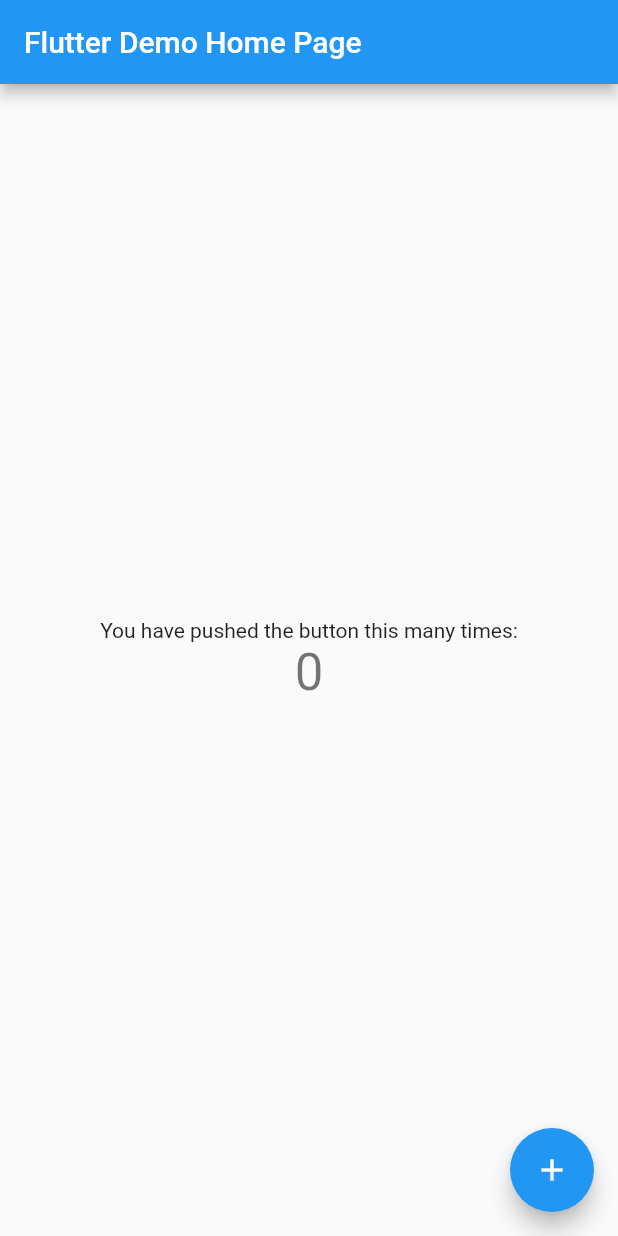
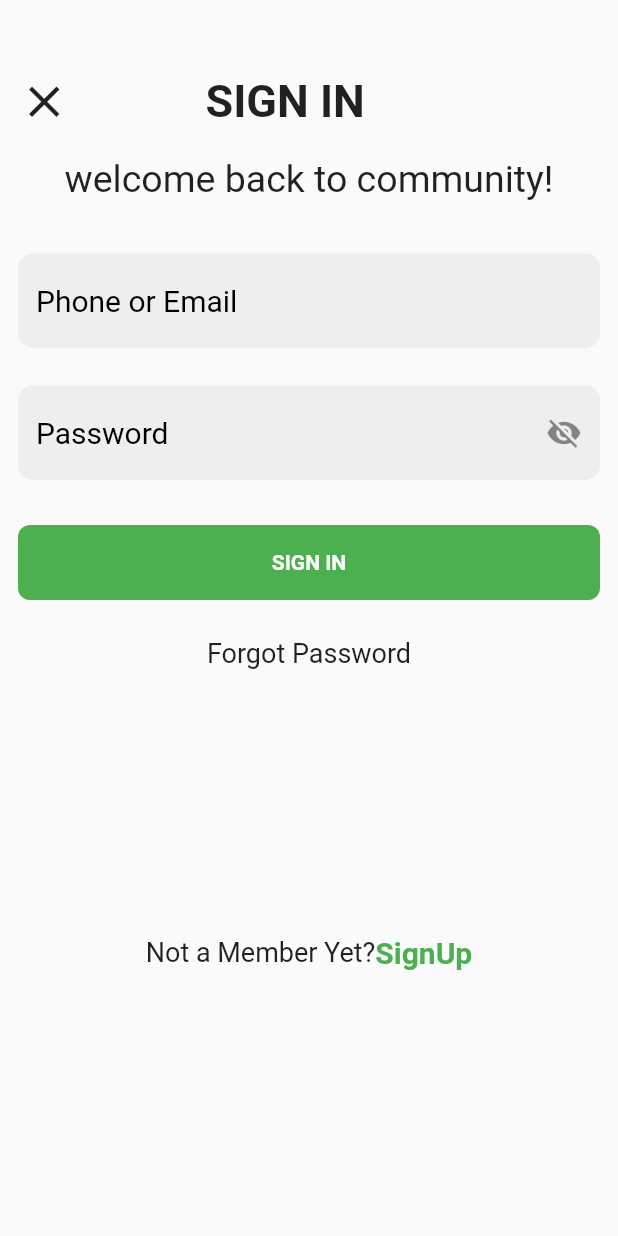
Before and after one commit to himal-rawal/Test-1, a Flutter app: the screen it shows after launch, on a phone screen of 412 x 824 dp. Run offline on Flutter 3.47's test engine with Material 2 defaults, Android fonts, the phone set to English and light mode, and no system bars.

Commit message:
designed Login Page

```diff
--- /dev/null
+++ b/lib/Screens/LoginScreen.dart
@@ -0,0 +1,133 @@
+import 'package:flutter/material.dart';
+
+class Login extends StatefulWidget {
+  @override
+  _LoginState createState() => _LoginState();
+}
+
+class _LoginState extends State<Login> {
+  bool _isHidden = true;
+  void _toggleVisibility() {
+    setState(() {
+      _isHidden = !_isHidden;
+    });
+  }
+
+  @override
+  Widget build(BuildContext context) {
+    return Scaffold(
+      resizeToAvoidBottomPadding: false,
+      body: Container(
+        child: Padding(
+          padding: const EdgeInsets.only(top: 50, left: 12, right: 12),
+          child: Column(
+            children: <Widget>[
+              Row(
+                children: <Widget>[
+                  Icon(
+                    Icons.clear,
+                    size: 35,
+                  ),
+                  SizedBox(width: 90),
+                  Text(
+                    "SIGN IN",
+                    style: TextStyle(fontSize: 30, fontWeight: FontWeight.bold),
+                  )
+                ],
+              ),
+              SizedBox(
+                height: 20.0,
+              ),
+              Text(
+                "welcome back to community!",
+                style: TextStyle(fontSize: 25),
+              ),
+              SizedBox(height: 35),
+              buildTextField("Phone or Email"),
+              SizedBox(
+                height: 25,
+              ),
+              buildTextField("Password"),
+              SizedBox(
+                height: 30,
+              ),
+              Container(
+                height: 50,
+                width: MediaQuery.of(context).size.width / 1,
+                decoration: BoxDecoration(
+                  borderRadius: BorderRadius.circular(8.0),
+                  color: Colors.green,
+                ),
+                child: Center(
+                  child: Text(
+                    "SIGN IN",
+                    style: TextStyle(
+                      color: Colors.white,
+                      fontWeight: FontWeight.bold,
+                    ),
+                  ),
+                ),
+              ),
+              SizedBox(
+                height: 25,
+              ),
+              Text(
+                "Forgot Password",
+                style: TextStyle(fontSize: 18),
+              ),
+              //SizedBox(height: 50),
+              Flexible(
+                flex: 1,
+                child: Container(
+                  child: Center(
+                      child: Row(
+                    mainAxisAlignment: MainAxisAlignment.center,
+                    children: <Widget>[
+                      Text(
+                        "Not a Member Yet?",
+                        style: TextStyle(fontSize: 18),
+                      ),
+                      Text(
+                        "SignUp",
+                        style: TextStyle(
+                            fontWeight: FontWeight.bold,
+                            color: Colors.green,
+                            fontSize: 20),
+                      )
+                    ],
+                  )),
+                ),
+              )
+            ],
+          ),
+        ),
+      ),
+    );
+  }
+
+  Widget buildTextField(String hintText) {
+    return TextField(
+      decoration: InputDecoration(
+        fillColor: Colors.grey[200],
+        filled: true,
+        hintText: hintText,
+        hintStyle: TextStyle(
+          color: Colors.black,
+          fontSize: 20.0,
+        ),
+        border: OutlineInputBorder(
+            borderRadius: BorderRadius.circular(10.0),
+            borderSide: BorderSide.none),
+        suffixIcon: hintText == "Password"
+            ? IconButton(
+                onPressed: _toggleVisibility,
+                icon: _isHidden
+                    ? Icon(Icons.visibility_off)
+                    : Icon(Icons.visibility),
+              )
+            : null,
+      ),
+      obscureText: hintText == "Password" ? _isHidden : false,
+    );
+  }
+}
--- a/lib/main.dart
+++ b/lib/main.dart
@@ -1,111 +1,16 @@
 import 'package:flutter/material.dart';
+import 'package:test1/Screens/LoginScreen.dart';
 
-void main() => runApp(MyApp());
+void main(List<String> args) {
+  runApp(MyApp());
+}
 
 class MyApp extends StatelessWidget {
-  // This widget is the root of your application.
   @override
   Widget build(BuildContext context) {
     return MaterialApp(
-      title: 'Flutter Demo',
-      theme: ThemeData(
-        // This is the theme of your application.
-        //
-        // Try running your application with "flutter run". You'll see the
-        // application has a blue toolbar. Then, without quitting the app, try
-        // changing the primarySwatch below to Colors.green and then invoke
-        // "hot reload" (press "r" in the console where you ran "flutter run",
-        // or simply save your changes to "hot reload" in a Flutter IDE).
-        // Notice that the counter didn't reset back to zero; the application
-        // is not restarted.
-        primarySwatch: Colors.blue,
-      ),
-      home: MyHomePage(title: 'Flutter Demo Home Page'),
+      debugShowCheckedModeBanner: false,
+      home: Login(),
     );
   }
 }
-
-class MyHomePage extends StatefulWidget {
-  MyHomePage({Key key, this.title}) : super(key: key);
-
-  // This widget is the home page of your application. It is stateful, meaning
-  // that it has a State object (defined below) that contains fields that affect
-  // how it looks.
-
-  // This class is the configuration for the state. It holds the values (in this
-  // case the title) provided by the parent (in this case the App widget) and
-  // used by the build method of the State. Fields in a Widget subclass are
-  // always marked "final".
-
-  final String title;
-
-  @override
-  _MyHomePageState createState() => _MyHomePageState();
-}
-
-class _MyHomePageState extends State<MyHomePage> {
-  int _counter = 0;
-
-  void _incrementCounter() {
-    setState(() {
-      // This call to setState tells the Flutter framework that something has
-      // changed in this State, which causes it to rerun the build method below
-      // so that the display can reflect the updated values. If we changed
-      // _counter without calling setState(), then the build method would not be
-      // called again, and so nothing would appear to happen.
-      _counter++;
-    });
-  }
-
-  @override
-  Widget build(BuildContext context) {
-    // This method is rerun every time setState is called, for instance as done
-    // by the _incrementCounter method above.
-    //
-    // The Flutter framework has been optimized to make rerunning build methods
-    // fast, so that you can just rebuild anything that needs updating rather
-    // than having to individually change instances of widgets.
-    return Scaffold(
-      appBar: AppBar(
-        // Here we take the value from the MyHomePage object that was created by
-        // the App.build method, and use it to set our appbar title.
-        title: Text(widget.title),
-      ),
-      body: Center(
-        // Center is a layout widget. It takes a single child and positions it
-        // in the middle of the parent.
-        child: Column(
-          // Column is also a layout widget. It takes a list of children and
-          // arranges them vertically. By default, it sizes itself to fit its
-          // children horizontally, and tries to be as tall as its parent.
-          //
-          // Invoke "debug painting" (press "p" in the console, choose the
-          // "Toggle Debug Paint" action from the Flutter Inspector in Android
-          // Studio, or the "Toggle Debug Paint" command in Visual Studio Code)
-          // to see the wireframe for each widget.
-          //
-          // Column has various properties to control how it sizes itself and
-          // how it positions its children. Here we use mainAxisAlignment to
-          // center the children vertically; the main axis here is the vertical
-          // axis because Columns are vertical (the cross axis would be
-          // horizontal).
-          mainAxisAlignment: MainAxisAlignment.center,
-          children: <Widget>[
-            Text(
-              'You have pushed the button this many times:',
-            ),
-            Text(
-              '$_counter',
-              style: Theme.of(context).textTheme.display1,
-            ),
-          ],
-        ),
-      ),
-      floatingActionButton: FloatingActionButton(
-        onPressed: _incrementCounter,
-        tooltip: 'Increment',
-        child: Icon(Icons.add),
-      ), // This trailing comma makes auto-formatting nicer for build methods.
-    );
-  }
-}
```
